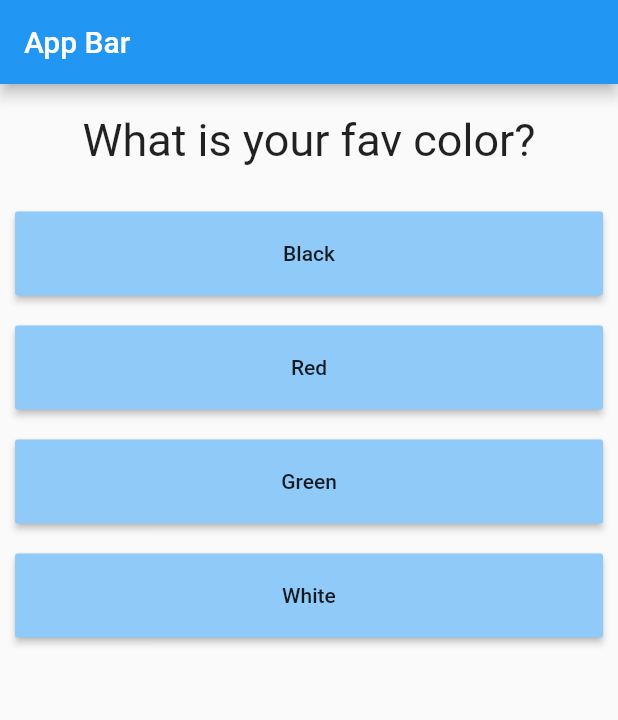
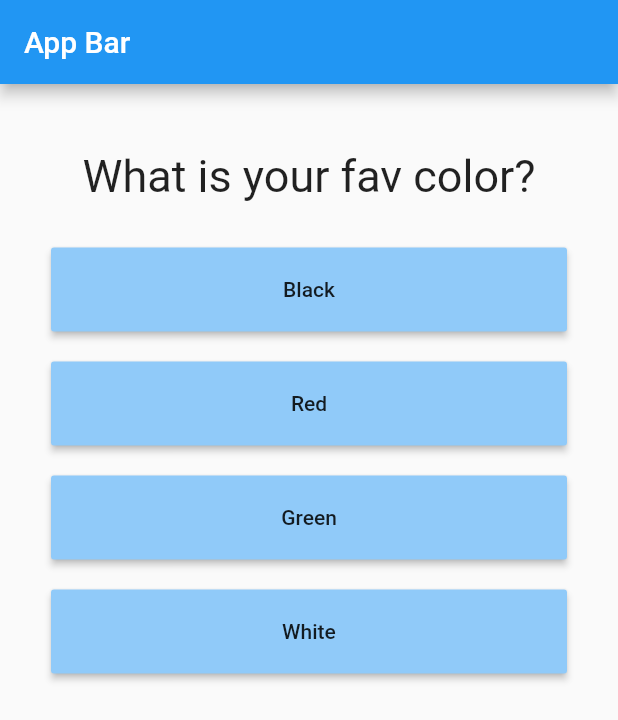
Before and after one commit to FatumaA/flutter_love, a Flutter app: the screen it shows after launch, on a phone screen of 412 x 824 dp. Shown: the top 720 px of the screen. Run offline on Flutter 3.47's test engine with Material 2 defaults, Android fonts, the light colour scheme and no system bars.

Commit message:
complete, simple quiz game app

```diff
--- a/lib/main.dart
+++ b/lib/main.dart
@@ -46,6 +46,13 @@ class _FlutterLoveState extends State<FlutterLove> {
   var _questionIndex = 0;
   var _totalScore = 0;
 
+  void _resetQuiz() {
+    setState(() {
+      _questionIndex = 0;
+      _totalScore = 0;
+    });
+  }
+
   void _answerQues(int score) {
     _totalScore += score;
     setState(() {
@@ -66,7 +73,7 @@ class _FlutterLoveState extends State<FlutterLove> {
                 questionIndex: _questionIndex,
                 questions: _questions,
               )
-            : Result(),
+            : Result(_totalScore, _resetQuiz),
       ),
     );
   }
--- a/lib/quiz.dart
+++ b/lib/quiz.dart
@@ -16,7 +16,9 @@ class Quiz extends StatelessWidget {
 
   @override
   Widget build(BuildContext context) {
-    return Column(
+    return Padding(
+      padding: const EdgeInsets.all(24.0),
+      child: Column(
         children: [
           Question(
             questions[questionIndex]['quesText'],
@@ -25,6 +27,7 @@ class Quiz extends StatelessWidget {
             return Answer(() => answerQues(answer['score']), answer['text']);
           }).toList()
         ],
+      ),
     );
   }
 }
```
Also changed, not shown: lib/result.dart (+33 -1 lines). Lines whose indentation alone changed are shown as unchanged.
